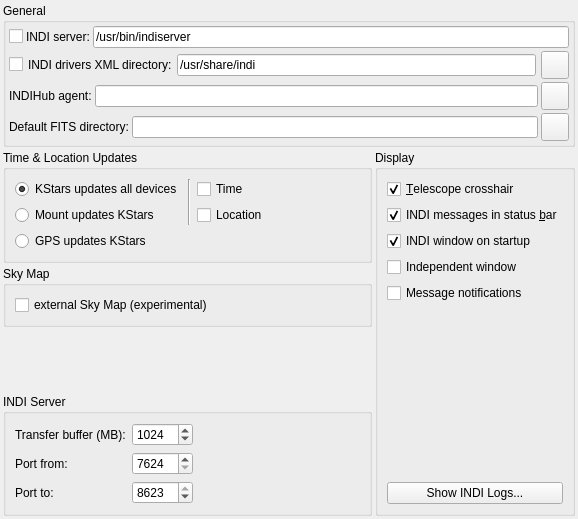
KDE/kstars, file kstars/indi/opsindi.ui: the form before one commit.
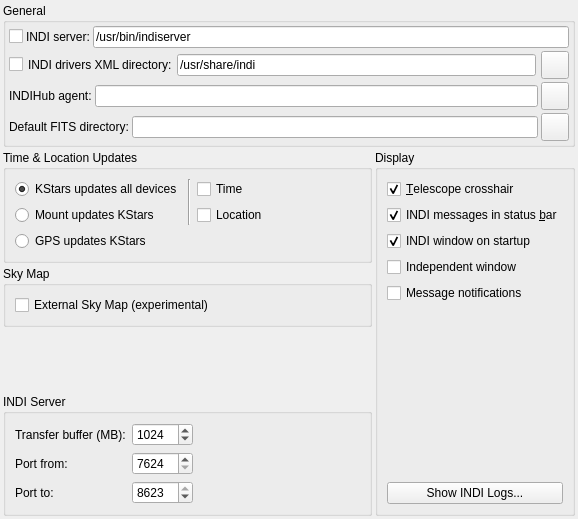
The form after the commit.

```diff
--- a/kstars/indi/opsindi.ui
+++ b/kstars/indi/opsindi.ui
@@ -346,7 +346,7 @@
           <item>
            <widget class="QCheckBox" name="kcfg_useExternalSkyMap">
             <property name="text">
-             <string>external Sky Map (experimental)</string>
+             <string>External Sky Map (experimental)</string>
             </property>
            </widget>
           </item>
```
